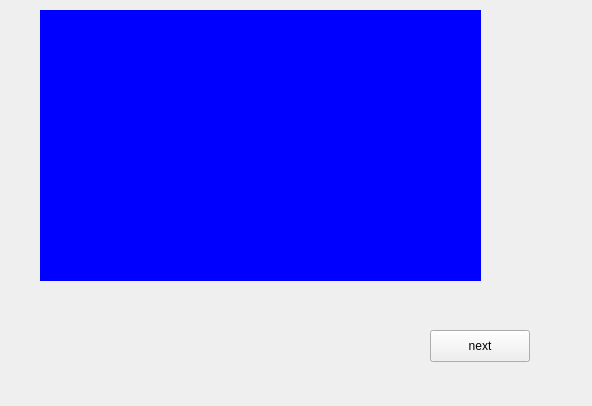
Qt form s2Recipe.ui (ReneeTong/a8-edu-app) before a commit.
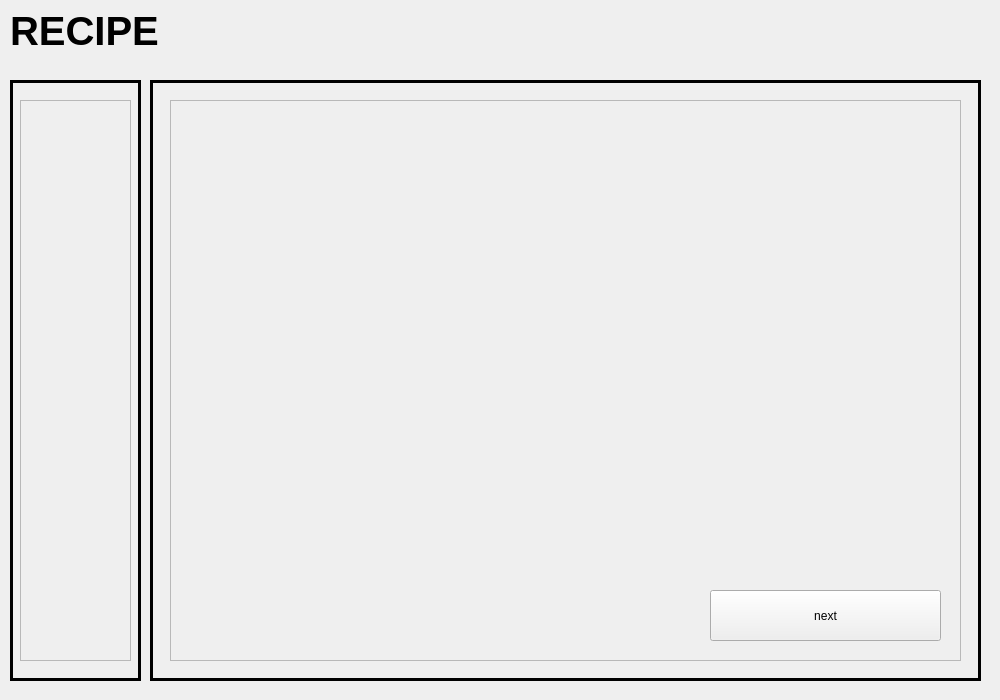
The same form after that commit. Custom widgets are drawn as their Qt base class.

```diff
--- a/s2Recipe.ui
+++ b/s2Recipe.ui
@@ -6,41 +6,146 @@
    <rect>
     <x>0</x>
     <y>0</y>
-    <width>592</width>
-    <height>406</height>
+    <width>1000</width>
+    <height>700</height>
    </rect>
   </property>
   <property name="windowTitle">
    <string>Form</string>
   </property>
-  <widget class="QWidget" name="widget" native="true">
+  <widget class="QFrame" name="frame">
    <property name="geometry">
     <rect>
-     <x>40</x>
+     <x>10</x>
+     <y>80</y>
+     <width>131</width>
+     <height>601</height>
+    </rect>
+   </property>
+   <property name="frameShape">
+    <enum>QFrame::Panel</enum>
+   </property>
+   <property name="frameShadow">
+    <enum>QFrame::Plain</enum>
+   </property>
+   <property name="lineWidth">
+    <number>3</number>
+   </property>
+   <widget class="ScrollCarousel" name="scrollArea">
+    <property name="geometry">
+     <rect>
+      <x>10</x>
+      <y>20</y>
+      <width>111</width>
+      <height>561</height>
+     </rect>
+    </property>
+    <property name="widgetResizable">
+     <bool>true</bool>
+    </property>
+    <property name="isHorizontal" stdset="0">
+     <bool>false</bool>
+    </property>
+    <widget class="QWidget" name="scrollAreaWidgetContents">
+     <property name="geometry">
+      <rect>
+       <x>0</x>
+       <y>0</y>
+       <width>109</width>
+       <height>559</height>
+      </rect>
+     </property>
+    </widget>
+   </widget>
+  </widget>
+  <widget class="QFrame" name="frame_2">
+   <property name="geometry">
+    <rect>
+     <x>150</x>
+     <y>80</y>
+     <width>831</width>
+     <height>601</height>
+    </rect>
+   </property>
+   <property name="frameShape">
+    <enum>QFrame::Panel</enum>
+   </property>
+   <property name="frameShadow">
+    <enum>QFrame::Plain</enum>
+   </property>
+   <property name="lineWidth">
+    <number>3</number>
+   </property>
+   <widget class="ScrollCarousel" name="scrollArea_2">
+    <property name="geometry">
+     <rect>
+      <x>20</x>
+      <y>20</y>
+      <width>791</width>
+      <height>561</height>
+     </rect>
+    </property>
+    <property name="widgetResizable">
+     <bool>true</bool>
+    </property>
+    <property name="isHorizontal" stdset="0">
+     <bool>true</bool>
+    </property>
+    <widget class="QWidget" name="scrollAreaWidgetContents_2">
+     <property name="geometry">
+      <rect>
+       <x>0</x>
+       <y>0</y>
+       <width>789</width>
+       <height>559</height>
+      </rect>
+     </property>
+    </widget>
+   </widget>
+   <widget class="QPushButton" name="nextBtn">
+    <property name="geometry">
+     <rect>
+      <x>560</x>
+      <y>510</y>
+      <width>231</width>
+      <height>51</height>
+     </rect>
+    </property>
+    <property name="text">
+     <string>next</string>
+    </property>
+   </widget>
+  </widget>
+  <widget class="QLabel" name="label">
+   <property name="geometry">
+    <rect>
+     <x>10</x>
      <y>10</y>
-     <width>441</width>
-     <height>271</height>
+     <width>981</width>
+     <height>41</height>
     </rect>
    </property>
-   <property name="styleSheet">
-    <string notr="true">background-color:blue
-</string>
-   </property>
-  </widget>
-  <widget class="QPushButton" name="nextBtn">
-   <property name="geometry">
-    <rect>
-     <x>430</x>
-     <y>330</y>
-     <width>100</width>
-     <height>32</height>
-    </rect>
+   <property name="font">
+    <font>
+     <pointsize>30</pointsize>
+     <italic>false</italic>
+     <bold>true</bold>
+     <underline>false</underline>
+    </font>
    </property>
    <property name="text">
-    <string>next</string>
+    <string>RECIPE</string>
    </property>
   </widget>
  </widget>
+ <customwidgets>
+  <customwidget>
+   <class>ScrollCarousel</class>
+   <extends>QScrollArea</extends>
+   <header>scrollcarousel.h</header>
+   <container>1</container>
+  </customwidget>
+ </customwidgets>
  <resources/>
  <connections/>
 </ui>
```
